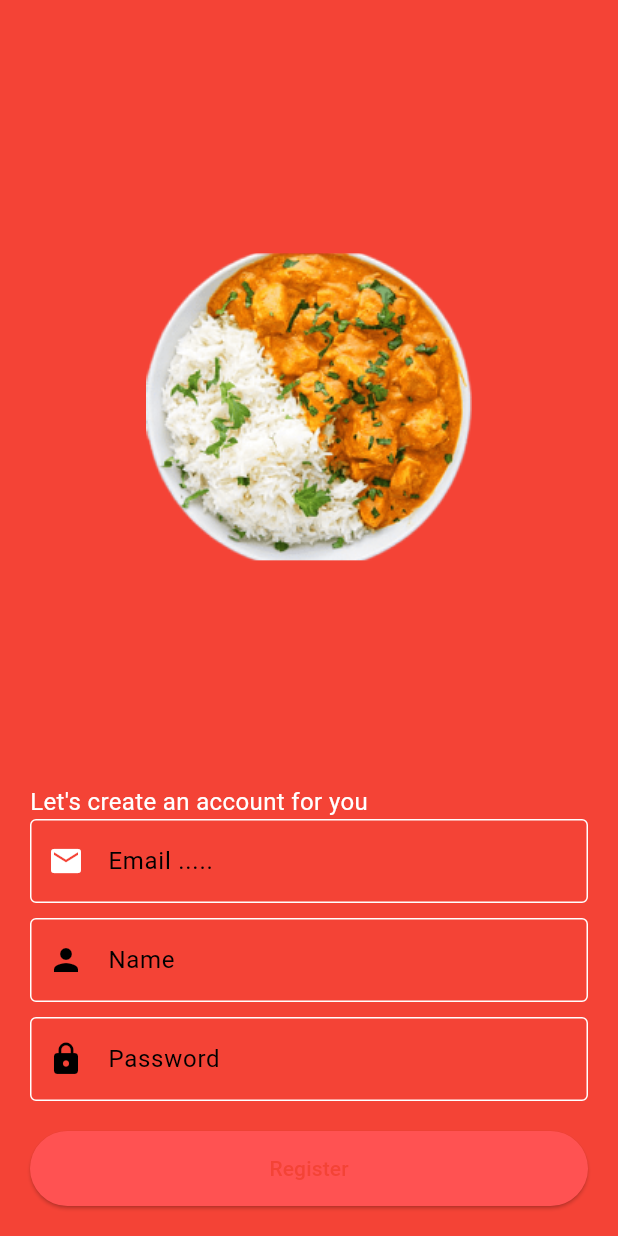
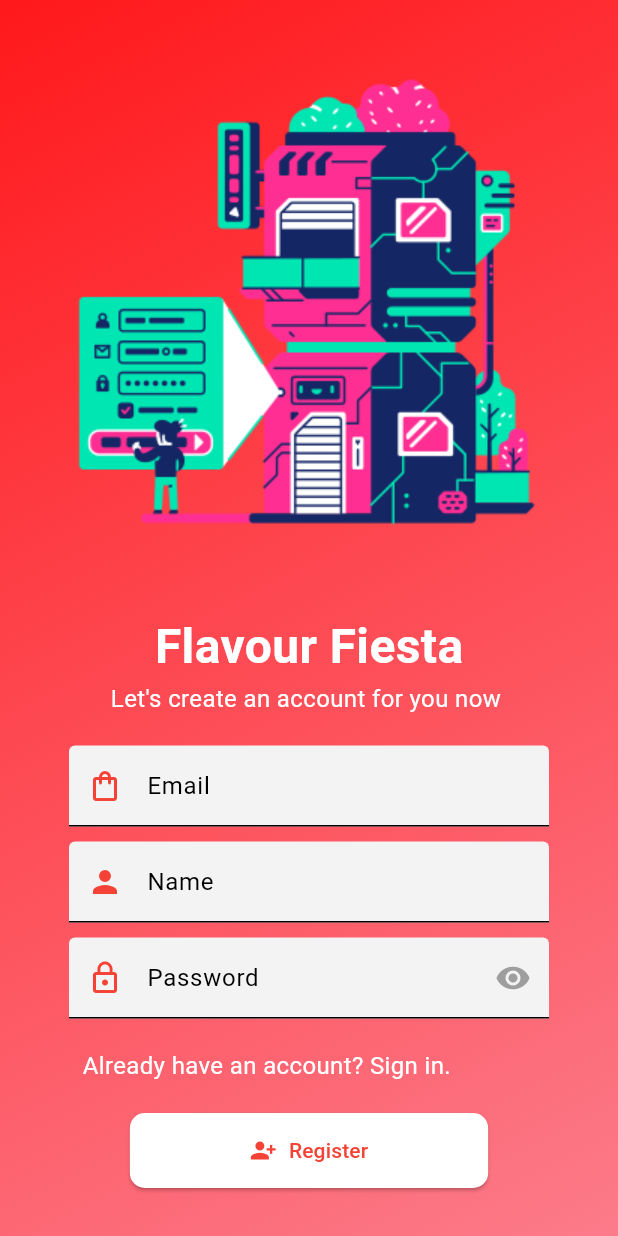
Before and after one commit to longmaker2/mobile-app_group12, a Flutter app: the Registration screen opened directly, on a phone screen of 412 x 824 dp. Run offline on Flutter 3.47's test engine with Material 3 defaults, Android fonts, the phone set to English and light mode, and no system bars.

Commit message:
refactor code

```diff
--- a/flavour_fiesta/lib/main.dart
+++ b/flavour_fiesta/lib/main.dart
@@ -6,7 +6,6 @@ void main() {
 }
 
 class MyApp extends StatelessWidget {
-
   @override
   Widget build(BuildContext context) {
     return MaterialApp(
--- a/flavour_fiesta/lib/screens/auth_screens/login_screen.dart
+++ b/flavour_fiesta/lib/screens/auth_screens/login_screen.dart
@@ -1,14 +1,16 @@
 import 'package:flutter/material.dart';
+import 'register.dart';
+
+
+
+
+
+
 
 class LoginPage extends StatelessWidget {
   @override
   Widget build(BuildContext context) {
     return Scaffold(
-      extendBodyBehindAppBar: true,
-      appBar: AppBar(
-        elevation: 0,
-        backgroundColor: Colors.transparent,
-      ),
       body: Stack(
         children: [
           Container(
@@ -42,6 +44,7 @@ class LoginPage extends StatelessWidget {
           Column(
             mainAxisAlignment: MainAxisAlignment.center,
             children: [
+              Image.asset('images/login.png'),
               Text(
                 'Welcome Back',
                 style: TextStyle(
@@ -68,15 +71,13 @@ class LoginPage extends StatelessWidget {
                 child: TextField(
                   decoration: InputDecoration(
                     hintText: 'Email',
+                    border: null,
                     filled: true,
                     fillColor: Color(0xFFF3F3F3),
                     contentPadding:
                         EdgeInsets.symmetric(vertical: 15, horizontal: 50),
-                    border: OutlineInputBorder(
-                      borderRadius: BorderRadius.circular(15.0),
-                    ),
+
                     focusedBorder: OutlineInputBorder(
-                      borderRadius: BorderRadius.circular(15.0),
                       borderSide: BorderSide(
                         color: Colors.red,
                       ),
@@ -96,14 +97,12 @@ class LoginPage extends StatelessWidget {
                   decoration: InputDecoration(
                     hintText: 'Password',
                     filled: true,
+                    border: null,
                     fillColor: Color(0xFFF3F3F3),
                     contentPadding:
                         EdgeInsets.symmetric(vertical: 15, horizontal: 50),
-                    border: OutlineInputBorder(
-                      borderRadius: BorderRadius.circular(15.0),
-                    ),
+
                     focusedBorder: OutlineInputBorder(
-                      borderRadius: BorderRadius.circular(15.0),
                       borderSide: BorderSide(
                         color: Colors.red,
                       ),
@@ -126,7 +125,15 @@ class LoginPage extends StatelessWidget {
                   Padding(
                     padding: const EdgeInsets.symmetric(horizontal: 35),
                     child: GestureDetector(
-                      onTap: () {},
+                      onTap: () {
+                        // Handle the sign up action
+                        Navigator.push(
+                          context,
+                          MaterialPageRoute(
+                            builder: (context) => Registration(),
+                          )
+                        );
+                      },
                       child: Text(
                         'Sign Up',
                         style: TextStyle(
--- a/flavour_fiesta/lib/screens/auth_screens/register.dart
+++ b/flavour_fiesta/lib/screens/auth_screens/register.dart
@@ -1,5 +1,6 @@
 import 'package:flutter/material.dart';
 import 'package:flutter/services.dart';
+import 'login_screen.dart';
 
 class Registration extends StatelessWidget {
   const Registration({super.key});
@@ -8,63 +9,169 @@ class Registration extends StatelessWidget {
   Widget build(BuildContext context) {
     return Scaffold(
       body: Container(
+        decoration: BoxDecoration(
+              gradient: LinearGradient(
+                begin: Alignment.topLeft,
+                end: Alignment.bottomRight,
+                colors: [
+                  Color(0xFFFF191C),
+                  Color(0xFFFC7B8A),
+                ],
+                stops: [0.0065, 1.0718],
+              ),
+            ),
         padding: const EdgeInsets.all(20),
-        color: Colors.red,
         child: Column(
-          crossAxisAlignment: CrossAxisAlignment.stretch,
+          mainAxisAlignment: MainAxisAlignment.center,
           children: [
-            Expanded(
-              child: Image.asset(
-                'images/rice.png',
+            Image.asset(
+                'images/signup.png',
+              ),
+            const SizedBox(height: 20),
+            const Text(
+              'Flavour Fiesta',
+              style: TextStyle(
+                color: Colors.white,
+                fontSize: 32,
+                fontWeight: FontWeight.bold,
               ),
             ),
             const Text(
-              "Let's create an account for you",
+              'Let\'s create an account for you now ',
               style: TextStyle(
                 color: Colors.white,
                 fontSize: 16,
               ),
             ),
-            TextFormField(
-              decoration: const InputDecoration(
-                labelText: 'Email ..... ',
-                hintStyle: TextStyle(color: Colors.white),
-                prefixIcon: Icon(
-                  Icons.email,
-                  color: Colors.white,
+            const SizedBox(height: 20),
+
+            Padding(
+                padding: const EdgeInsets.symmetric(horizontal: 26),
+                child: TextField(
+                  decoration: InputDecoration(
+                    hintText: 'Email',
+                    border: null,
+                    filled: true,
+                    fillColor: Color(0xFFF3F3F3),
+                    contentPadding:
+                        EdgeInsets.symmetric(vertical: 15, horizontal: 50),
+
+                    focusedBorder: OutlineInputBorder(
+                      borderSide: BorderSide(
+                        color: Colors.red,
+                      ),
+                    ),
+                    prefixIcon: Icon(
+                      Icons.shopping_bag_outlined,
+                      color: Colors.red,
+                    ),
+                  ),
                 ),
-                border: OutlineInputBorder(),
               ),
-              keyboardType: TextInputType.emailAddress,
-            ),
             const SizedBox(height: 10),
-            TextFormField(
-              decoration: const InputDecoration(
-                labelText: 'Name',
-                prefixIcon: Icon(Icons.person),
-                border: OutlineInputBorder(),
+            Padding(
+                padding: const EdgeInsets.symmetric(horizontal: 26),
+                child: TextField(
+                  decoration: InputDecoration(
+                    hintText: 'Name',
+                    border: null,
+                    filled: true,
+                    fillColor: Color(0xFFF3F3F3),
+                    contentPadding:
+                        EdgeInsets.symmetric(vertical: 15, horizontal: 50),
+
+                    focusedBorder: OutlineInputBorder(
+                      borderSide: BorderSide(
+                        color: Colors.red,
+                      ),
+                    ),
+                    prefixIcon: Icon(
+                      Icons.person,
+                      color: Colors.red,
+                    ),
+                  ),
+                ),
               ),
-            ),
             const SizedBox(height: 10),
-            TextFormField(
-              decoration: const InputDecoration(
-                labelText: 'Password',
-                prefixIcon: Icon(Icons.lock),
-                border: OutlineInputBorder(),
+            Padding(
+                padding: const EdgeInsets.symmetric(horizontal: 26),
+                child: TextField(
+                  obscureText: true,
+                  decoration: InputDecoration(
+                    hintText: 'Password',
+                    border: null,
+                    filled: true,
+                    fillColor: Color(0xFFF3F3F3),
+                    contentPadding:
+                        EdgeInsets.symmetric(vertical: 15, horizontal: 50),
+
+                    focusedBorder: OutlineInputBorder(
+                      borderSide: BorderSide(
+                        color: Colors.red,
+                      ),
+                    ),
+                    prefixIcon: Icon(
+                      Icons.lock_outline,
+                      color: Colors.red,
+                    ),
+                    suffixIcon: Icon(
+                      Icons.visibility,
+                      color: Colors.grey,
+                    ),
+                  ),
+                ),
               ),
-              obscureText: true,
-            ),
+            const SizedBox(height: 20),
+             Row(
+                mainAxisAlignment: MainAxisAlignment.start,
+                children: [
+                  Padding(
+                    padding: const EdgeInsets.symmetric(horizontal: 35),
+                    child: GestureDetector(
+                      onTap: () {
+                        // Handle the sign up action
+                        Navigator.push(
+                          context,
+                          MaterialPageRoute(
+                            builder: (context) => LoginPage()
+                          )
+                        );
+                      },
+                      child: Text(
+                        'Already have an account? Sign in.',
+                        style: TextStyle(
+                          fontSize: 16,
+                          color: Colors.white,
+                        ),
+                      ),
+                    ),
+                  ),
+                ],
+              ),
             const SizedBox(height: 20),
             ElevatedButton(
-              onPressed: () {
-                // Handle the register action
-              },
-              style: ElevatedButton.styleFrom(
-                backgroundColor: Colors.redAccent,
-                padding: const EdgeInsets.symmetric(vertical: 15),
+                onPressed: () {},
+                style: ElevatedButton.styleFrom(
+                  primary: Colors.white,
+                  onPrimary: Colors.red,
+                  padding: EdgeInsets.symmetric(horizontal: 80, vertical: 15),
+                  shape: RoundedRectangleBorder(
+                    borderRadius: BorderRadius.circular(10),
+                  ),
+                ),
+                child: Row(
+                  mainAxisSize: MainAxisSize.min,
+                  children: [
+                    Icon(
+                      Icons.person_add_alt_1,
+                      color: Colors.red,
+                    ),
+                    SizedBox(width: 8),
+                    Text('Register'),
+                  ],
+                ),
               ),
-              child: const Text('Register'),
-            ),
+              const SizedBox(height: 20),
           ],
         ),
       ),
```
Also changed, not shown: flavour_fiesta/images/login.png (added), flavour_fiesta/images/signup.png (added).
